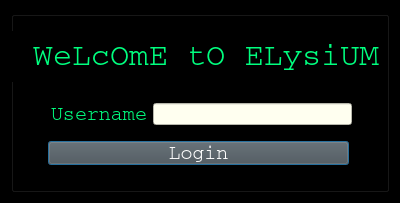
Qt form src/client/loginwindow.ui (xdmtk/elysium) before a commit.
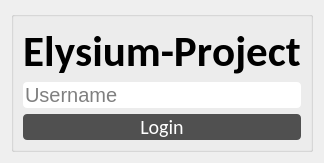
The same form after that commit.

Commit message: #20 - Modify login UI and require username

```diff
--- a/src/client/loginwindow.ui
+++ b/src/client/loginwindow.ui
@@ -6,8 +6,8 @@
    <rect>
     <x>0</x>
     <y>0</y>
-    <width>400</width>
-    <height>203</height>
+    <width>316</width>
+    <height>143</height>
    </rect>
   </property>
   <property name="sizePolicy">
@@ -40,8 +40,7 @@
    <string/>
   </property>
   <property name="styleSheet">
-   <string notr="true">background: black;
-color:white;</string>
+   <string notr="true"/>
   </property>
   <layout class="QHBoxLayout" name="horizontalLayout_3">
    <item>
@@ -53,50 +52,27 @@
       </sizepolicy>
      </property>
      <property name="styleSheet">
-      <string notr="true">background:black;</string>
+      <string notr="true"/>
      </property>
      <property name="title">
       <string/>
      </property>
-     <widget class="QPushButton" name="pushButton">
-      <property name="geometry">
-       <rect>
-        <x>37</x>
-        <y>130</y>
-        <width>301</width>
-        <height>24</height>
-       </rect>
-      </property>
-      <property name="font">
-       <font>
-        <family>Courier</family>
-        <pointsize>15</pointsize>
-       </font>
-      </property>
-      <property name="styleSheet">
-       <string notr="true">background: rgb(80,80,80);
-color:white;</string>
-      </property>
-      <property name="text">
-       <string>Login</string>
-      </property>
-     </widget>
+     <layout class="QVBoxLayout" name="verticalLayout">
+      <item>
      <widget class="QLabel" name="label_Title">
-      <property name="geometry">
-       <rect>
-        <x>0</x>
-        <y>20</y>
-        <width>371</width>
-        <height>51</height>
-       </rect>
+        <property name="maximumSize">
+         <size>
+          <width>16777215</width>
+          <height>50</height>
+         </size>
       </property>
       <property name="font">
        <font>
-        <family>Courier</family>
-        <pointsize>24</pointsize>
-        <weight>50</weight>
+          <family>Calibri</family>
+          <pointsize>32</pointsize>
+          <weight>75</weight>
         <italic>false</italic>
-        <bold>false</bold>
+          <bold>true</bold>
         <kerning>false</kerning>
        </font>
       </property>
@@ -104,52 +80,49 @@
        <enum>Qt::LeftToRight</enum>
       </property>
       <property name="styleSheet">
-       <string notr="true">
-color:#00FF7F;</string>
+         <string notr="true"/>
       </property>
       <property name="text">
-       <string> WeLcOmE tO ELysiUM</string>
+         <string>Elysium-Project</string>
       </property>
       <property name="alignment">
        <set>Qt::AlignCenter</set>
       </property>
      </widget>
-     <widget class="QWidget" name="layoutWidget">
-      <property name="geometry">
-       <rect>
-        <x>40</x>
-        <y>90</y>
-        <width>301</width>
-        <height>27</height>
-       </rect>
-      </property>
+      </item>
+      <item>
       <layout class="QHBoxLayout" name="horizontalLayout">
-       <item>
-        <widget class="QLabel" name="label">
-         <property name="font">
-          <font>
-           <family>Courier</family>
-           <pointsize>15</pointsize>
-          </font>
-         </property>
-         <property name="styleSheet">
-          <string notr="true">color: #00FF7F</string>
-         </property>
-         <property name="text">
-          <string>Username</string>
-         </property>
-        </widget>
-       </item>
        <item>
         <widget class="QLineEdit" name="lineEdit_username">
          <property name="styleSheet">
-          <string notr="true">background-color: #FFFFF0;
-color:black;</string>
-         </property>
+           <string notr="true">border-radius: 4px;</string>
+          </property>
+          <property name="placeholderText">
+           <string>Username</string>
+          </property>
         </widget>
        </item>
       </layout>
-     </widget>
+      </item>
+      <item>
+       <widget class="QPushButton" name="pushButton">
+        <property name="font">
+         <font>
+          <family>Calibri</family>
+          <pointsize>15</pointsize>
+         </font>
+        </property>
+        <property name="styleSheet">
+         <string notr="true">background: rgb(80,80,80);
+color:white;
+border-radius: 4px;</string>
+        </property>
+        <property name="text">
+         <string>Login</string>
+        </property>
+       </widget>
+      </item>
+     </layout>
     </widget>
    </item>
   </layout>
```
Left out of the diff: 5 changed lines with no effect on the pictures. Lines whose indentation alone changed are shown as unchanged. The commit also changes 1 other file.
